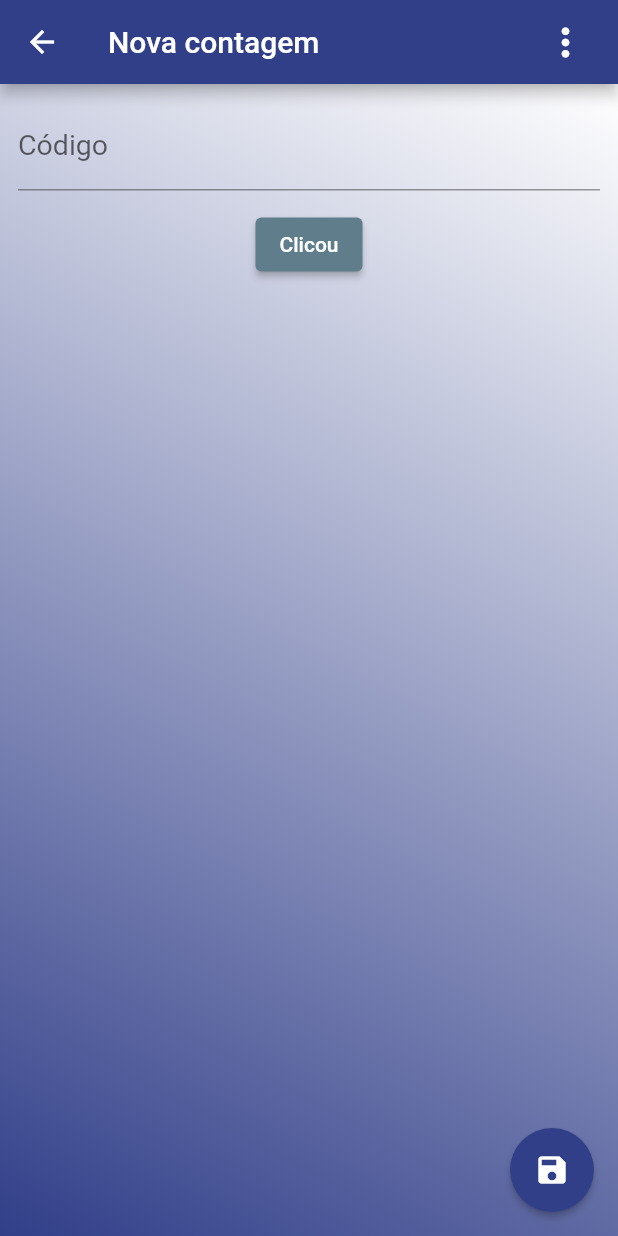
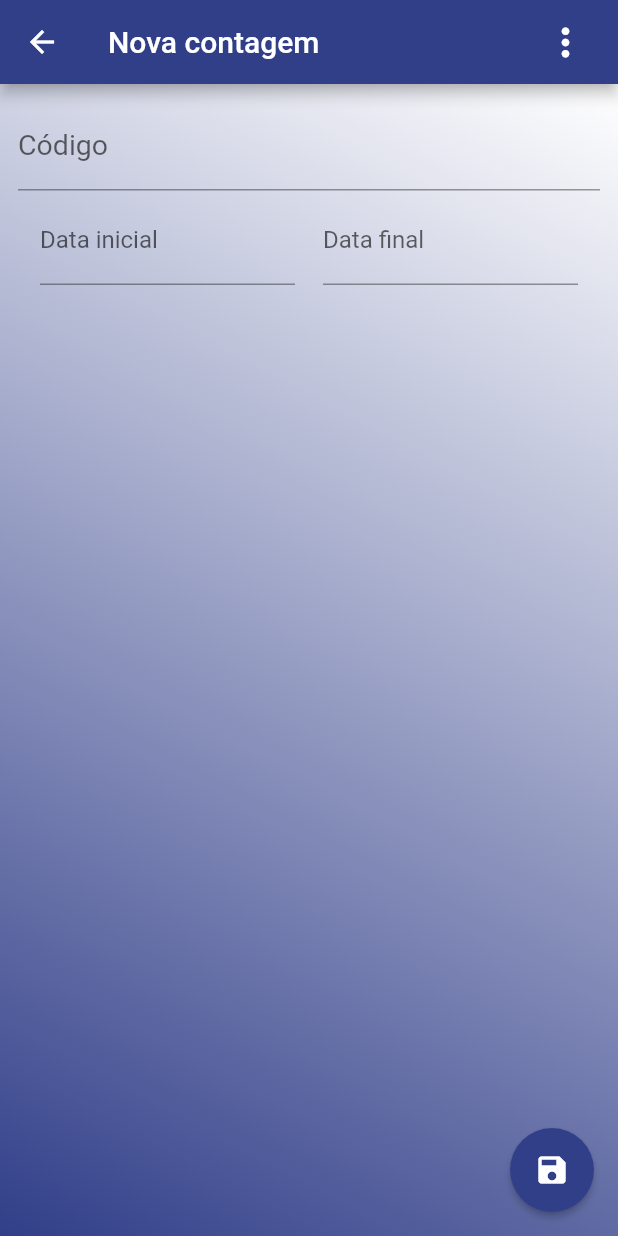
Before and after one commit to nateluisa/Flutter_widgets, a Flutter app: the NovaContagem screen opened by its route, on a phone screen of 412 x 824 dp. Run offline on Flutter 3.47's test engine with Material 2 defaults, Android fonts, the phone set to English and light mode, and no system bars; drawn by our look-alikes of date_time_picker; our stand-ins replace flutter_native_splash, sqflite; accounts and stored records are empty; Roboto replaces fonts that are missing (Nunito).

Commit message:
"changes"

```diff
--- a/lib/main.dart
+++ b/lib/main.dart
@@ -30,12 +30,12 @@ class MyApp extends StatelessWidget {
   @override
   Widget build(BuildContext context) {
     return MaterialApp(
-      localizationsDelegates: [GlobalMaterialLocalizations.delegate],
-      supportedLocales: const [Locale('en'), Locale('pt')],
+      localizationsDelegates: const [GlobalMaterialLocalizations.delegate],
+      supportedLocales: const [Locale('en', ''), Locale('pt', '')],
       title: 'Albatros conferência',
       debugShowCheckedModeBanner: false,
       theme: ThemeData(
-        primarySwatch: Colors.blueGrey,
+        primarySwatch: Colors.indigo,
         fontFamily: 'Nunito',
       ),
       home: LoginPage(loginContext: context),
--- a/lib/screens/nova_contagem.dart
+++ b/lib/screens/nova_contagem.dart
@@ -1,5 +1,6 @@
 import 'package:flutter/material.dart';
 import 'package:flutter_api/widgets/date_picker.dart';
+import 'package:flutter_api/widgets/input_date.dart';
 
 import '../widgets/dashboard.dart';
 
@@ -10,7 +11,6 @@ class NovaContagem extends StatelessWidget {
   static String tag = 'contagem';
 
   final TextEditingController _codigoController = TextEditingController();
-
 
   @override
   Widget build(BuildContext context) {
@@ -61,16 +61,22 @@ class NovaContagem extends StatelessWidget {
                   controller: _codigoController,
                   keyboardType: TextInputType.number,
                   decoration: const InputDecoration(
-                      label: Text('Código', style: TextStyle(
-                        fontSize: 19
-                      ),)
+                      label: Text(
+                    'Código',
+                    style: TextStyle(fontSize: 19),
+                  )),
                 ),
-                  ),
-
+                Row(
+                  mainAxisAlignment: MainAxisAlignment.spaceEvenly,
+                  crossAxisAlignment: CrossAxisAlignment.start,
+                  children: [
+                    const MyDatePicker(dateLabelText: 'Data inicial'),
+                    const MyDatePicker(dateLabelText: 'Data final')
+                  ],
+                )
               ],
             ),
           ),
-            const MyDatePicker()
         ]),
       ),
       floatingActionButton: FloatingActionButton(
@@ -86,8 +92,7 @@ class NovaContagem extends StatelessWidget {
           Navigator.push(
             context,
             MaterialPageRoute(
-                  builder: (BuildContext context) =>
-                      const MyDashboard(),
+              builder: (BuildContext context) => const MyDashboard(),
             ),
           );
           ScaffoldMessenger.of(context).showSnackBar(const SnackBar(
--- a/lib/widgets/date_picker.dart
+++ b/lib/widgets/date_picker.dart
@@ -1,130 +1,54 @@
 import 'package:flutter/material.dart';
-import 'package:flutter_localizations/flutter_localizations.dart';
+
+import 'package:date_time_picker/date_time_picker.dart';
 
 class MyDatePicker extends StatefulWidget {
-  const MyDatePicker({Key? key}) : super(key: key);
+  const MyDatePicker({Key? key, required this.dateLabelText}) : super(key: key);
+
+  final String dateLabelText;
 
   @override
-  State<MyDatePicker> createState() => _MyDatePickerState();
+  _MyDatePickerState createState() => _MyDatePickerState(dateLabelText);
 }
 
 class _MyDatePickerState extends State<MyDatePicker> {
+  String _selectedDate;
+
+  _MyDatePickerState(this._selectedDate);
+
   @override
   Widget build(BuildContext context) {
-    return Center(
-        child: ElevatedButton(
-      child: const Text('Clicou'),
-      onPressed: () {
-        showDatePicker(
-            context: context,
-            locale: const Locale("pt", "PT"),
-            initialDate: DateTime.now(),
-            firstDate: DateTime(1900),
-            lastDate: DateTime(2100),
-            builder: (BuildContext context, Widget? child) {
-              return Theme(
-                data: ThemeData.dark(),
-                child: child!,
-              );
-            });
-      },
-    ));
+    return Padding(
+      padding: const EdgeInsets.all(4.0),
+      child: Container(
+        width: 170,
+        child: DateTimePicker(
+           dateMask: 'd/MM/yyyy',
+           //icon: Icon(Icons.date_range),
+           locale: const Locale("pt", "PT"),
+           initialValue: '',
+           type: DateTimePickerType.date,
+           dateLabelText: widget.dateLabelText,
+           firstDate: DateTime(1900),
+           lastDate: DateTime.now().add(const Duration(days: 365)),
+           validator: (value) {
+             return null;
+           },
+           onChanged: (value) {
+             if (value.isNotEmpty) {
+               setState(() {
+                 _selectedDate = value;
+               });
+             }
+           },
+           // We can also use onSaved
+           onSaved: (value) {
+             if (value!.isNotEmpty) {
+               _selectedDate = value!;
+             }
+           },
+         ),
+      ),
+    );
   }
 }
-
-// void main() => runApp(const MyApp());
-//
-// class MyApp extends StatelessWidget {
-//   const MyApp({super.key});
-//
-//   static const String _title = 'Flutter Code Sample';
-//
-//   @override
-//   Widget build(BuildContext context) {
-//     return const MaterialApp(
-//       restorationScopeId: 'app',
-//       title: _title,
-//       home: MyStatefulWidget(restorationId: 'main'),
-//     );
-//   }
-// }
-//
-// class MyStatefulWidget extends StatefulWidget {
-//   const MyStatefulWidget({super.key, this.restorationId});
-//
-//   final String? restorationId;
-//
-//   @override
-//   State<MyStatefulWidget> createState() => _MyStatefulWidgetState();
-// }
-//
-// class _MyStatefulWidgetState extends State<MyStatefulWidget>
-//     with RestorationMixin {
-//   @override
-//   String? get restorationId => widget.restorationId;
-//
-//   final RestorableDateTime _selectedDate =
-//   RestorableDateTime(DateTime(2021, 7, 25));
-//   late final RestorableRouteFuture<DateTime?> _restorableDatePickerRouteFuture =
-//   RestorableRouteFuture<DateTime?>(
-//     onComplete: _selectDate,
-//     onPresent: (NavigatorState navigator, Object? arguments) {
-//       return navigator.restorablePush(
-//         _datePickerRoute,
-//         arguments: _selectedDate.value.millisecondsSinceEpoch,
-//       );
-//     },
-//   );
-//
-//   static Route<DateTime> _datePickerRoute(
-//       BuildContext context,
-//       Object? arguments,
-//       ) {
-//     return DialogRoute<DateTime>(
-//       context: context,
-//       builder: (BuildContext context) {
-//         return DatePickerDialog(
-//           restorationId: 'date_picker_dialog',
-//           initialEntryMode: DatePickerEntryMode.calendarOnly,
-//           initialDate: DateTime.fromMillisecondsSinceEpoch(arguments! as int),
-//           firstDate: DateTime(2021),
-//           lastDate: DateTime(2022),
-//         );
-//       },
-//     );
-//   }
-//
-//   @override
-//   void restoreState(RestorationBucket? oldBucket, bool initialRestore) {
-//     registerForRestoration(_selectedDate, 'selected_date');
-//     registerForRestoration(
-//         _restorableDatePickerRouteFuture, 'date_picker_route_future');
-//   }
-//
-//   void _selectDate(DateTime? newSelectedDate) {
-//     if (newSelectedDate != null) {
-//       setState(() {
-//         _selectedDate.value = newSelectedDate;
-//         ScaffoldMessenger.of(context).showSnackBar(SnackBar(
-//           content: Text(
-//               'Selected: ${_selectedDate.value.day}/${_selectedDate.value.month}/${_selectedDate.value.year}'),
-//         ));
-//       });
-//     }
-//   }
-//
-//   @override
-//   Widget build(BuildContext context) {
-//     return Scaffold(
-//       body: Center(
-//         child: OutlinedButton(
-//           onPressed: () {
-//             _restorableDatePickerRouteFuture.present();
-//           },
-//           child: const Text('Open Date Picker'),
-//         ),
-//       ),
-//     );
-//   }
-// }
-//
--- a/pubspec.yaml
+++ b/pubspec.yaml
@@ -41,6 +41,7 @@ dependencies:
   path_provider:
   persistent_bottom_nav_bar: ^5.0.2
   flutter_native_splash: ^2.2.10+1
+  date_time_picker: ^2.1.0
 
 dev_dependencies:
   flutter_test:
```
Also changed, not shown: lib/widgets/input_date.dart (added, +57 -0 lines), pubspec.lock. Lines whose indentation alone changed are shown as unchanged.
